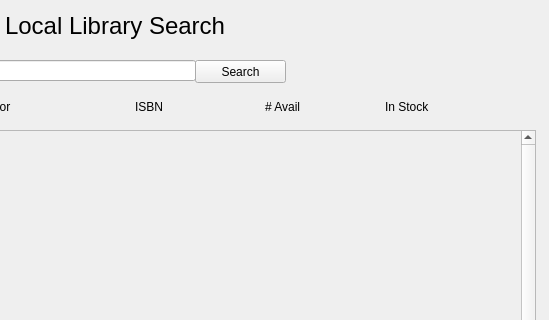
Before: the Qt Designer form LibrarySystem/authorizedwindow.ui in josfire18/LibrarySystem, drawn with Qt 5; both pictures show x 285 to 834 and y 0 to 320 of the 834 by 562 pixel window.
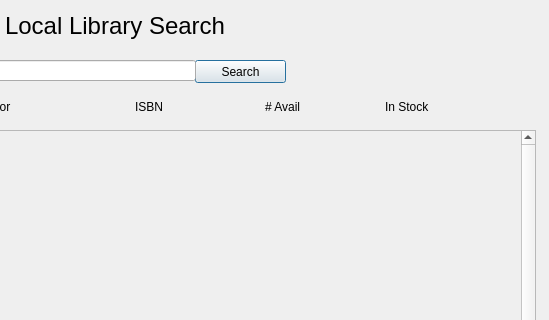
After: the same form once the commit is applied.

Commit message: Authorized Window Results align to top | authorized,search, and login buttons tab select automatically

Patch:
```diff
--- a/LibrarySystem/authorizedwindow.ui
+++ b/LibrarySystem/authorizedwindow.ui
@@ -38,6 +38,9 @@
    <property name="text">
     <string>Search</string>
    </property>
+   <property name="default">
+    <bool>true</bool>
+   </property>
   </widget>
   <widget class="QLabel" name="lblTitle">
    <property name="geometry">
```
Left out of the diff: 2 changed lines with no effect on the pictures. The commit also changes 3 other files.
